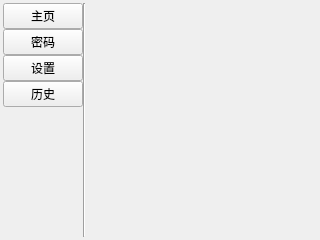
This is components/window/res/mainWindow.ui in PPJUST/OnlyUnzip as Qt 5 draws it before an edit. The edited form follows.
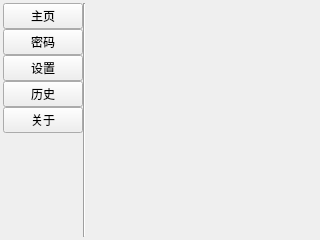
This is the edited form. The open tabs and pages were chosen to show the change.

Commit message: 添加关于页

Diff of the .ui file:
```diff
--- a/components/window/res/mainWindow.ui
+++ b/components/window/res/mainWindow.ui
@@ -99,6 +99,22 @@
         </attribute>
        </widget>
       </item>
+      <item>
+       <widget class="QPushButton" name="pushButton_about">
+        <property name="sizePolicy">
+         <sizepolicy hsizetype="Minimum" vsizetype="Preferred">
+          <horstretch>0</horstretch>
+          <verstretch>0</verstretch>
+         </sizepolicy>
+        </property>
+        <property name="text">
+         <string>关于</string>
+        </property>
+        <attribute name="buttonGroup">
+         <string notr="true">buttonGroup</string>
+        </attribute>
+       </widget>
+      </item>
       <item>
        <spacer name="verticalSpacer">
         <property name="orientation">
```
Left out of the diff: 21 changed lines with no effect on the pictures. The commit also changes 12 other files.
